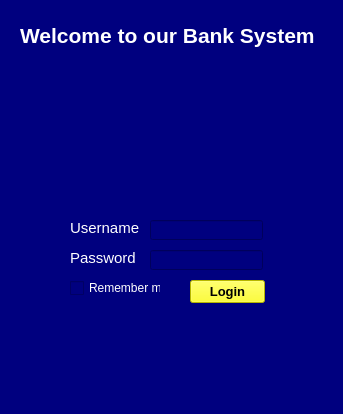
This is GUI/Login.ui in rjbardillon/BankSystem as Qt 5 draws it before an edit. The edited form follows.
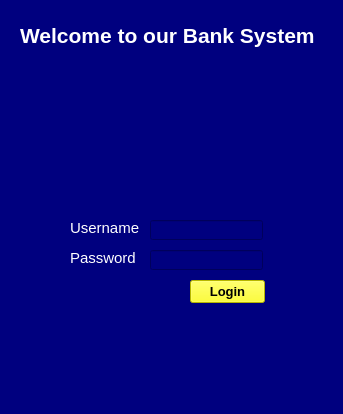
This is the edited form. Icons and pictures are not drawn.

```diff
--- a/GUI/Login.ui
+++ b/GUI/Login.ui
@@ -141,23 +141,7 @@
      <string/>
     </property>
    </widget>
-   <widget class="QCheckBox" name="checkBox">
-    <property name="geometry">
-     <rect>
-      <x>70</x>
-      <y>280</y>
-      <width>91</width>
-      <height>16</height>
-     </rect>
-    </property>
-    <property name="styleSheet">
-     <string notr="true">color: rgb(255, 255, 255);</string>
-    </property>
-    <property name="text">
-     <string>Remember me</string>
-    </property>
-   </widget>
-   <widget class="QLabel" name="label_2">
+   <widget class="QLabel" name="logo_label">
     <property name="geometry">
      <rect>
       <x>150</x>
```
Left out of the diff: 10 changed lines with no effect on the pictures.
